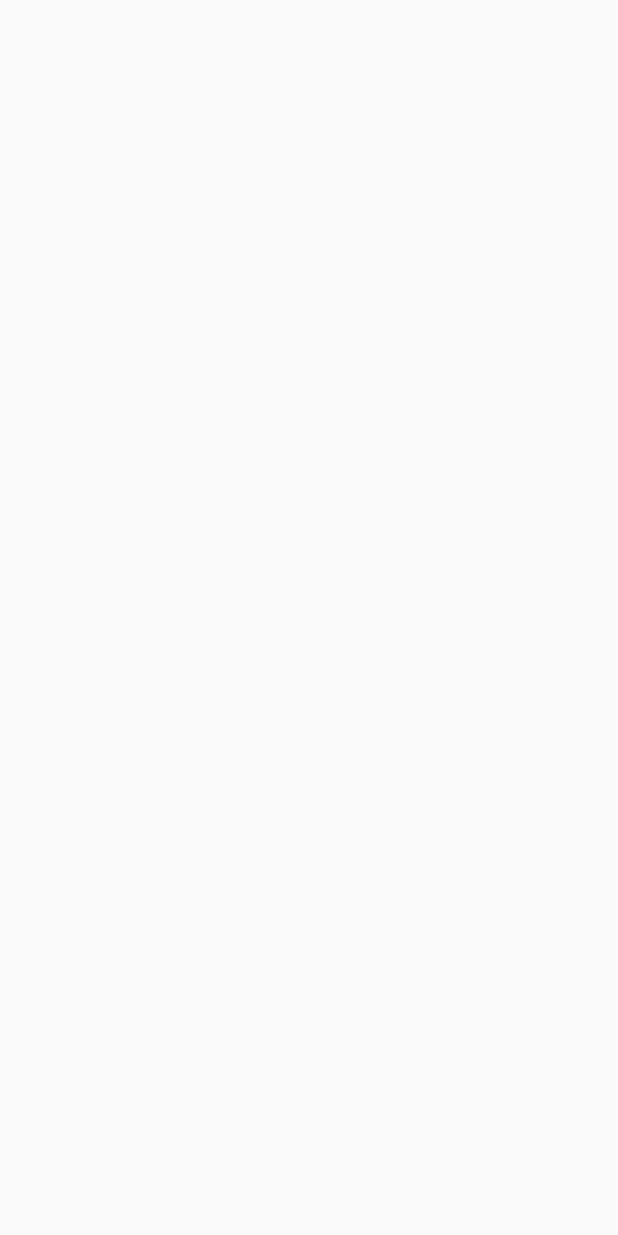
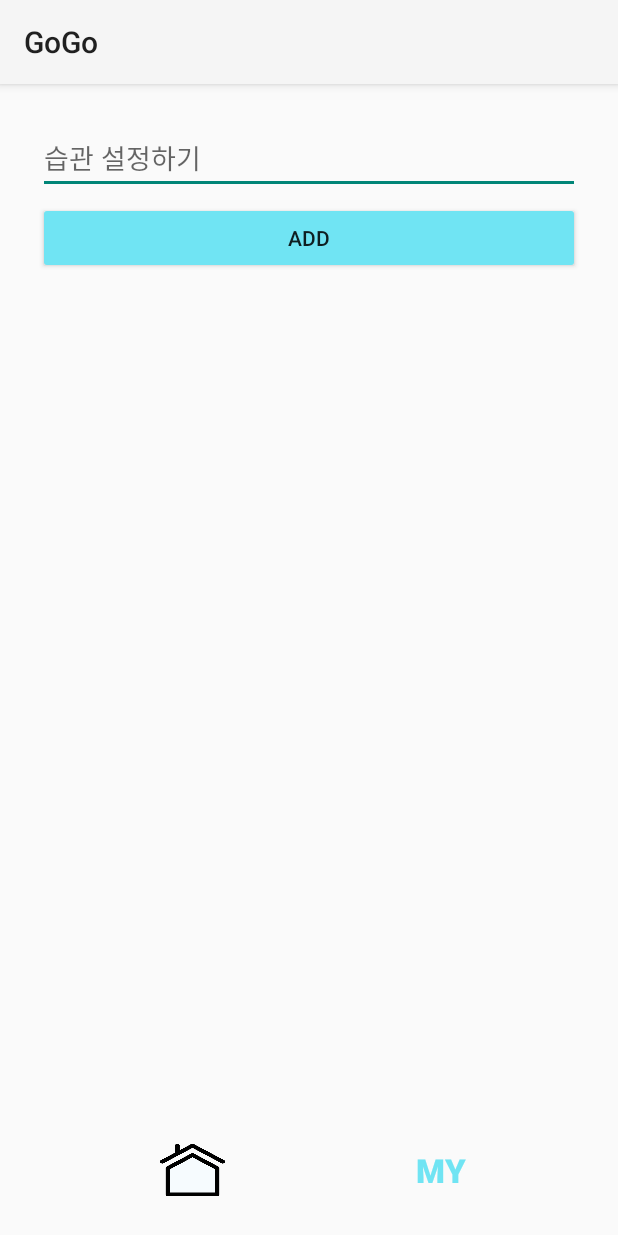
Before and after one commit to pknu-wap/2023_2_APP_TEAM2, an Android app: the screen it shows after launch (MainActivity before the commit, HabitActivity after it), on a phone screen of 412 x 824 dp. Before the commit the screen is empty. Run offline under Robolectric (Android 15) with nearby library versions, the phone set to English and light mode, and no system bars; our stand-ins replace Room's generated code.

Commit message:
정상복구 단, myPage 연결안됨

```diff
--- a/app/build.gradle.kts
+++ b/app/build.gradle.kts
@@ -57,7 +57,10 @@ dependencies {
     val room_version = "2.6.0"
 
     implementation("androidx.room:room-runtime:$room_version")
-    annotationProcessor("androidx.room:room-compiler:$room_version")
+    kapt("androidx.room:room-compiler:$room_version")
+    implementation("androidx.room:room-ktx:2.6.0")
+
+
 
     implementation("androidx.activity:activity-ktx:1.8.0")
     implementation("androidx.activity:activity:1.8.0")
--- a/app/src/main/java/com/example/gogo/MainActivity.kt
+++ b/app/src/main/java/com/example/gogo/MainActivity.kt
@@ -1,10 +1,42 @@
 package com.example.gogo
 
+import android.content.Intent
 import android.os.Bundle
+import android.os.Handler
+import android.os.Looper
+import android.view.View
 import androidx.activity.ComponentActivity
+import androidx.appcompat.app.AppCompatDelegate
+import com.example.gogo.databinding.ActivityMainBinding
+import com.example.gogo.habit2.habit.data.HabitActivity
 
 class MainActivity : ComponentActivity() {
+
+    private val delayMillis: Long = 3000 // 3초
+
+    private lateinit var binding : ActivityMainBinding
+
     override fun onCreate(savedInstanceState: Bundle?) {
         super.onCreate(savedInstanceState)
+        binding = ActivityMainBinding.inflate(layoutInflater)
+        setContentView(binding.root)
+
+        AppCompatDelegate.setDefaultNightMode(AppCompatDelegate.MODE_NIGHT_NO)
+        // 네비게이션 바를 숨김
+        window.decorView.systemUiVisibility = View.SYSTEM_UI_FLAG_HIDE_NAVIGATION or View.SYSTEM_UI_FLAG_FULLSCREEN
+
+// 화면이 터치될 때마다 네비게이션 바를 다시 숨김
+        window.decorView.setOnSystemUiVisibilityChangeListener { visibility ->
+            if (visibility and View.SYSTEM_UI_FLAG_FULLSCREEN == 0) {
+                // 네비게이션 바가 나타나면 다시 숨김
+                window.decorView.systemUiVisibility = View.SYSTEM_UI_FLAG_HIDE_NAVIGATION or View.SYSTEM_UI_FLAG_FULLSCREEN
+            }
+        }
+        // 3초 후에 다음 화면으로 이동
+        Handler(Looper.getMainLooper()).postDelayed({
+            val intent = Intent(this, HabitActivity::class.java)
+            startActivity(intent)
+            finish()
+        }, delayMillis)
     }
 }
--- a/app/src/main/java/com/example/gogo/gogo2/MainActivity2.kt
+++ b/app/src/main/java/com/example/gogo/gogo2/MainActivity2.kt
@@ -7,6 +7,6 @@ import com.example.gogo.R
 class MainActivity : AppCompatActivity() {
     override fun onCreate(savedInstanceState: Bundle?) {
         super.onCreate(savedInstanceState)
-        setContentView(R.layout.activity_main)
+        setContentView(R.layout.activity_habit)
     }
 }
--- a/app/src/main/java/com/example/gogo/habit2/HabitDetailActivity.kt
+++ b/app/src/main/java/com/example/gogo/habit2/detail/HabitDetailActivity.kt
@@ -1,26 +1,27 @@
-package com.example.habit2
+package com.example.gogo.habit2.detail
 
 import android.content.Intent
 import android.os.Bundle
 import android.view.View
 import android.widget.ImageButton
-import android.widget.ImageView
 import android.widget.ProgressBar
-import android.widget.TableLayout
-import android.widget.TableRow
 import android.widget.TextView
 import androidx.appcompat.app.AppCompatActivity
+import androidx.appcompat.app.AppCompatDelegate
 import androidx.recyclerview.widget.GridLayoutManager
 import androidx.recyclerview.widget.RecyclerView
 import com.example.gogo.R
+import com.example.gogo.habit2.habit.data.HabitActivity
 
 class HabitDetailActivity : AppCompatActivity() {
     private lateinit var habitNameTextView: TextView
     private var isDoneState = false  // 상태 변수 (초기 상태: "none")
 
+
     override fun onCreate(savedInstanceState: Bundle?) {
         super.onCreate(savedInstanceState)
         setContentView(R.layout.activity_habit_detail) // 새로운 화면의 레이아웃 파일을 설정
+        AppCompatDelegate.setDefaultNightMode(AppCompatDelegate.MODE_NIGHT_NO)
 
         // 네비게이션 바를 숨김
         window.decorView.systemUiVisibility = View.SYSTEM_UI_FLAG_HIDE_NAVIGATION or View.SYSTEM_UI_FLAG_FULLSCREEN
@@ -59,7 +60,7 @@ class HabitDetailActivity : AppCompatActivity() {
 
         homeButton.setOnClickListener { // 이동하려는 링크 또는 액티비티로 이동하는 코드를 추가
             // 예를 들어, 웹 페이지로 이동하려면 다음과 같이 설정:
-            val intent = Intent(this, MainActivity::class.java)
+            val intent = Intent(this, HabitActivity::class.java)
             startActivity(intent)
         }
 
--- a/app/src/main/java/com/example/gogo/habit2/ProgressBarUtil.kt
+++ b/app/src/main/java/com/example/gogo/habit2/detail/ProgressBarUtil.kt
@@ -1,4 +1,4 @@
-package com.example.habit2
+package com.example.gogo.habit2.detail
 
 import android.os.Handler
 import android.widget.ProgressBar
--- a/app/src/main/java/com/example/gogo/habit2/RectangleDatabase.kt
+++ b/app/src/main/java/com/example/gogo/habit2/detail/data/RectangleDatabase.kt
@@ -1,4 +1,4 @@
-package com.example.habit2
+package com.example.gogo.habit2.detail.data
 
 import androidx.room.Database
 import androidx.room.RoomDatabase
--- a/app/src/main/java/com/example/gogo/habit2/RectangleStateDao.kt
+++ b/app/src/main/java/com/example/gogo/habit2/detail/data/RectangleStateDao.kt
@@ -1,8 +1,6 @@
-package com.example.habit2
+package com.example.gogo.habit2.detail.data
 
 import androidx.room.Dao
-import androidx.room.Insert
-import androidx.room.OnConflictStrategy
 import androidx.room.Query
 import androidx.room.Update
 
--- a/app/src/main/java/com/example/gogo/habit2/RectangleStateEntity.kt
+++ b/app/src/main/java/com/example/gogo/habit2/detail/data/RectangleStateEntity.kt
@@ -1,4 +1,4 @@
-package com.example.habit2
+package com.example.gogo.habit2.detail.data
 
 import androidx.room.ColumnInfo
 import androidx.room.Entity
--- a/app/src/main/java/com/example/gogo/habit2/Habit.kt
+++ b/app/src/main/java/com/example/gogo/habit2/habit/data/Habit.kt
@@ -1,4 +1,4 @@
-package com.example.habit2
+package com.example.gogo.habit2.habit.data
 
 import androidx.room.Entity
 import androidx.room.PrimaryKey
--- a/app/src/main/java/com/example/gogo/habit2/MainActivity3.kt
+++ b/app/src/main/java/com/example/gogo/habit2/habit/data/HabitActivity.kt
@@ -1,7 +1,6 @@
-package com.example.habit2
+package com.example.gogo.habit2.habit.data
 
 import android.content.Intent
-import android.net.Uri
 import android.os.Bundle
 import android.view.View
 import android.widget.ArrayAdapter
@@ -12,14 +11,16 @@ import android.widget.ImageButton
 import android.widget.ListView
 import android.widget.TextView
 import androidx.appcompat.app.AppCompatActivity
+import androidx.appcompat.app.AppCompatDelegate
 import androidx.room.Room
 import com.example.gogo.R
+import com.example.gogo.habit2.detail.HabitDetailActivity
 import kotlinx.coroutines.Dispatchers
 import kotlinx.coroutines.GlobalScope
 import kotlinx.coroutines.launch
 
 
-class MainActivity : AppCompatActivity() {
+class HabitActivity : AppCompatActivity() {
     private val habitList = ArrayList<String>()
     private lateinit var adapter: ArrayAdapter<String>
     private lateinit var habitListView: ListView
@@ -32,7 +33,8 @@ class MainActivity : AppCompatActivity() {
 
     override fun onCreate(savedInstanceState: Bundle?) {
         super.onCreate(savedInstanceState)
-        setContentView(R.layout.activity_main)
+        setContentView(R.layout.activity_habit)
+        AppCompatDelegate.setDefaultNightMode(AppCompatDelegate.MODE_NIGHT_NO)
         // 네비게이션 바를 숨김
         window.decorView.systemUiVisibility = View.SYSTEM_UI_FLAG_HIDE_NAVIGATION or View.SYSTEM_UI_FLAG_FULLSCREEN
 
@@ -88,7 +90,7 @@ class MainActivity : AppCompatActivity() {
 
         homeButton.setOnClickListener { // 이동하려는 링크 또는 액티비티로 이동하는 코드를 추가
             // 예를 들어, 웹 페이지로 이동하려면 다음과 같이 설정:
-            val intent = Intent(this, MainActivity::class.java)
+            val intent = Intent(this, HabitActivity::class.java)
             startActivity(intent)
         }
 
--- a/app/src/main/java/com/example/gogo/habit2/HabitDao.kt
+++ b/app/src/main/java/com/example/gogo/habit2/habit/data/HabitDao.kt
@@ -1,4 +1,4 @@
-package com.example.habit2
+package com.example.gogo.habit2.habit.data
 
 import androidx.room.*
 
--- a/app/src/main/java/com/example/gogo/habit2/HabitDatabase.kt
+++ b/app/src/main/java/com/example/gogo/habit2/habit/data/HabitDatabase.kt
@@ -1,4 +1,4 @@
-package com.example.habit2
+package com.example.gogo.habit2.habit.data
 
 import androidx.room.Database
 import androidx.room.RoomDatabase
--- a/app/src/main/java/com/example/gogo/habit2/mainFragmentab.kt
+++ b/app/src/main/java/com/example/gogo/habit2/mainFragmentab.kt
@@ -11,6 +11,8 @@ import android.widget.ListView
 import androidx.fragment.app.Fragment
 import androidx.room.Room
 import com.example.gogo.R
+import com.example.gogo.habit2.habit.data.Habit
+import com.example.gogo.habit2.habit.data.HabitDatabase
 import kotlinx.coroutines.Dispatchers
 import kotlinx.coroutines.GlobalScope
 import kotlinx.coroutines.launch
--- /dev/null
+++ b/app/src/main/res/layout/activity_habit.xml
@@ -0,0 +1,69 @@
+<?xml version="1.0" encoding="utf-8"?>
+<LinearLayout
+    xmlns:android="http://schemas.android.com/apk/res/android"
+    xmlns:tools="http://schemas.android.com/tools"
+    xmlns:app="http://schemas.android.com/apk/res-auto"
+    android:orientation="vertical"
+    android:layout_width="match_parent"
+    android:layout_height="match_parent"
+    android:padding="20dp">
+
+    <EditText
+        android:id="@+id/habitNameEditText"
+        android:layout_width="match_parent"
+        android:layout_height="wrap_content"
+        android:layout_margin="5dp"
+        android:layout_marginTop="15dp"
+        android:hint="습관 설정하기" />
+
+    <Button
+        android:id="@+id/addButton"
+        android:layout_width="match_parent"
+        android:layout_height="wrap_content"
+        android:layout_gravity="center"
+        android:layout_marginStart="5dp"
+        android:layout_marginEnd="5dp"
+        android:layout_marginBottom="5dp"
+        android:text="Add"
+        app:backgroundTint="#70E4F3" />
+
+    <ListView
+        android:id="@+id/habitListView"
+        android:layout_width="match_parent"
+        android:layout_height="0dp"
+        android:divider="@android:color/transparent"
+        android:layout_weight="1" />
+
+    <LinearLayout
+        android:layout_width="wrap_content"
+        android:layout_height="wrap_content"
+        android:orientation="horizontal"
+        android:layout_gravity="center"
+        android:layout_marginTop="20dp">
+
+        <ImageButton
+            android:id="@+id/homeButton"
+            android:layout_width="50dp"
+            android:layout_height="40dp"
+            android:layout_marginStart="70dp"
+            android:layout_marginEnd="50dp"
+            android:layout_gravity="center_vertical"
+            android:background="@android:color/transparent"
+            android:contentDescription="홈으로 가기"
+            android:scaleType="fitXY"
+            android:src="@drawable/home_image" />
+
+        <Button
+            android:id="@+id/myPageButton"
+            android:layout_width="70dp"
+            android:layout_height="wrap_content"
+            android:layout_marginStart="55dp"
+            android:layout_marginEnd="50dp"
+            android:background="@android:color/transparent"
+            android:text="MY"
+            android:textStyle="bold"
+            android:textColor="#70E4F3"
+            android:textSize="22dp" />
+
+    </LinearLayout>
+</LinearLayout>
```
Also changed, not shown: app/src/main/AndroidManifest.xml (+18 -1 lines), app/src/main/java/com/example/gogo/habit2/StartActivity.kt (deleted, +0 -36 lines), app/src/main/java/com/example/gogo/habit2/detail/RectangleAdapter.kt (renamed from app/src/main/java/com/example/gogo/habit2/RectangleAdapter.kt, +1 -6 lines), app/src/main/res/layout/activity_main.xml (+29 -59 lines), app/src/main/res/layout/activity_start.xml (deleted, +0 -40 lines).
